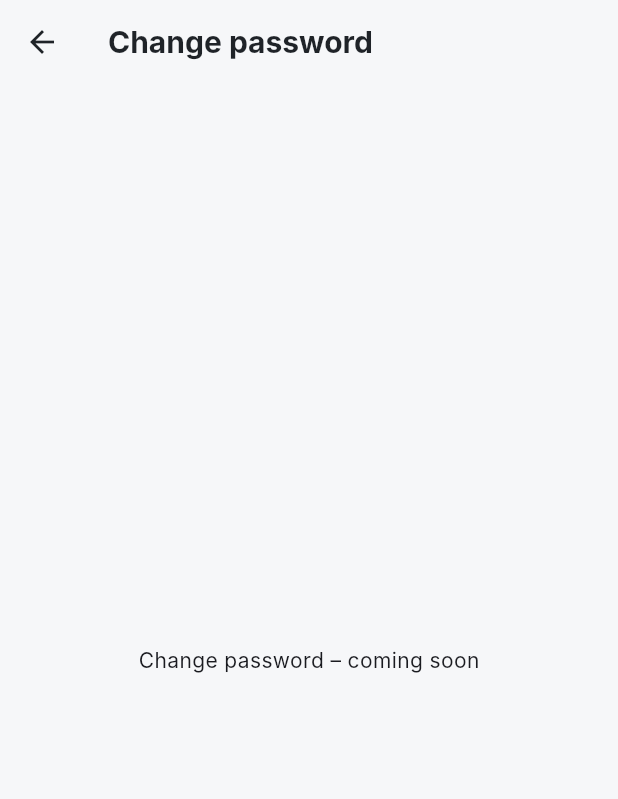
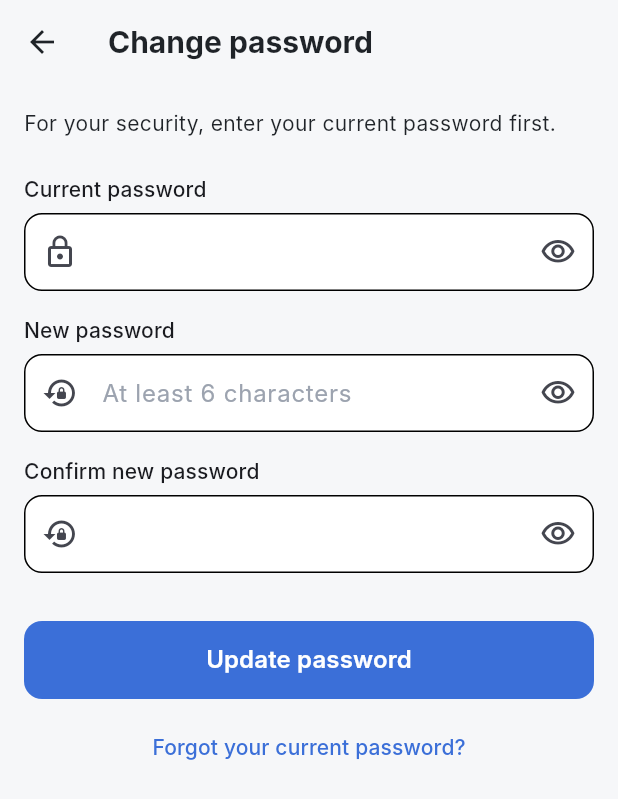
Before and after one commit to necdetalpozdemir/CS310PROJECT, a Flutter app: the ChangePasswordScreen screen opened by its route, on a phone screen of 412 x 824 dp. Shown: the top 799 px of the screen. Run offline on Flutter 3.47's test engine with Material 3 defaults, Android fonts, the phone set to English and light mode, and no system bars.

Commit message:
Implement Change Password screen with inline validation

```diff
--- a/lib/screens/profile/change_password_screen.dart
+++ b/lib/screens/profile/change_password_screen.dart
@@ -1,14 +1,116 @@
 import 'package:flutter/material.dart';
 
-// PLACEHOLDER – Necdet Alp Özdemir will replace this file with the real screen.
-class ChangePasswordScreen extends StatelessWidget {
+import '../../routes.dart';
+import '../../utils/app_spacing.dart';
+import '../../utils/app_text_styles.dart';
+import '../../utils/validators.dart';
+import '../../widgets/app_text_field.dart';
+import '../../widgets/primary_button.dart';
+
+/// Opened from Profile > Change password. UI only in Step 2;
+/// in Step 3 the password is changed with Firebase Auth
+/// (re-authenticate + updatePassword).
+class ChangePasswordScreen extends StatefulWidget {
   const ChangePasswordScreen({super.key});
+
+  @override
+  State<ChangePasswordScreen> createState() => _ChangePasswordScreenState();
+}
+
+class _ChangePasswordScreenState extends State<ChangePasswordScreen> {
+  final _formKey = GlobalKey<FormState>();
+  final _currentController = TextEditingController();
+  final _newController = TextEditingController();
+  final _confirmController = TextEditingController();
+
+  @override
+  void dispose() {
+    _currentController.dispose();
+    _newController.dispose();
+    _confirmController.dispose();
+    super.dispose();
+  }
+
+  String? _validateNewPassword(String? value) {
+    final error = Validators.password(value);
+    if (error != null) return error;
+    if (value == _currentController.text) {
+      return 'New password must be different from the current one';
+    }
+    return null;
+  }
+
+  String? _validateConfirm(String? value) {
+    if (value == null || value.isEmpty) return 'Please confirm your new password';
+    if (value != _newController.text) return 'Passwords do not match';
+    return null;
+  }
+
+  /// validate() runs every validator and shows the errors under the fields.
+  /// Only a valid form shows the confirmation and closes the screen.
+  void _submit() {
+    if (!_formKey.currentState!.validate()) return;
+    ScaffoldMessenger.of(context)
+      ..hideCurrentSnackBar()
+      ..showSnackBar(
+        const SnackBar(content: Text('Password updated')),
+      );
+    Navigator.pop(context);
+  }
 
   @override
   Widget build(BuildContext context) {
     return Scaffold(
       appBar: AppBar(title: const Text('Change password')),
-      body: const Center(child: Text('Change password – coming soon')),
+      body: SafeArea(
+        child: Form(
+          key: _formKey,
+          child: ListView(
+            padding: AppSpacing.screenPadding,
+            children: [
+              const Text(
+                'For your security, enter your current password first.',
+                style: AppTextStyles.body,
+              ),
+              const SizedBox(height: AppSpacing.xl),
+              AppTextField(
+                label: 'Current password',
+                controller: _currentController,
+                icon: Icons.lock_outline,
+                isPassword: true,
+                textInputAction: TextInputAction.next,
+                validator: Validators.password,
+              ),
+              const SizedBox(height: AppSpacing.lg),
+              AppTextField(
+                label: 'New password',
+                hintText: 'At least 6 characters',
+                controller: _newController,
+                icon: Icons.lock_reset,
+                isPassword: true,
+                textInputAction: TextInputAction.next,
+                validator: _validateNewPassword,
+              ),
+              const SizedBox(height: AppSpacing.lg),
+              AppTextField(
+                label: 'Confirm new password',
+                controller: _confirmController,
+                icon: Icons.lock_reset,
+                isPassword: true,
+                textInputAction: TextInputAction.done,
+                validator: _validateConfirm,
+              ),
+              const SizedBox(height: AppSpacing.xxl),
+              PrimaryButton(label: 'Update password', onPressed: _submit),
+              const SizedBox(height: AppSpacing.sm),
+              TextButton(
+                onPressed: () => Navigator.pushNamed(context, AppRoutes.forgotPassword),
+                child: const Text('Forgot your current password?'),
+              ),
+            ],
+          ),
+        ),
+      ),
     );
   }
 }
```
